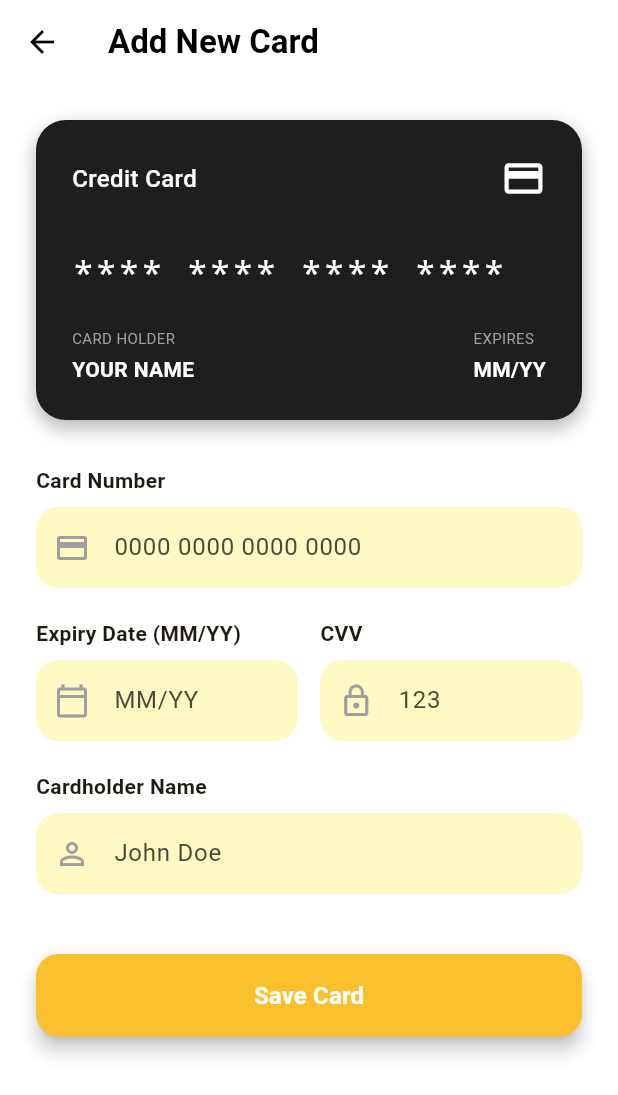
After one commit to Syahzzzz/MedSenseProject, a Flutter app: the AddCardView screen opened directly, on a phone screen of 412 x 824 dp. The commit adds this screen. Shown: the top 1095 px of the screen. Run offline on Flutter 3.47's test engine with Material 3 defaults, Android fonts, the phone set to English and light mode, and no system bars; our stand-ins replace image_picker, permission_handler, shared_preferences, supabase_flutter; accounts and stored records are empty.

Commit message:
add/credit?debit

```diff
--- /dev/null
+++ b/med_sense_application/lib/add_card_view.dart
@@ -0,0 +1,416 @@
+import 'package:flutter/material.dart';
+import 'package:flutter/services.dart';
+import 'package:shared_preferences/shared_preferences.dart';
+import 'translations.dart';
+
+class AddCardView extends StatefulWidget {
+  const AddCardView({super.key});
+
+  @override
+  State<AddCardView> createState() => _AddCardViewState();
+}
+
+class _AddCardViewState extends State<AddCardView> {
+  final _formKey = GlobalKey<FormState>();
+
+  // Controllers
+  final _cardNumberController = TextEditingController();
+  final _expiryController = TextEditingController();
+  final _cvvController = TextEditingController();
+  final _nameController = TextEditingController();
+
+  bool _isLoading = false;
+
+  // Colors from theme
+  final Color _primaryYellow = const Color(0xFFFBC02D);
+  final Color _lightYellowInput = const Color(0xFFFFF9C4);
+
+  @override
+  void initState() {
+    super.initState();
+    _loadSavedCard();
+  }
+
+  @override
+  void dispose() {
+    _cardNumberController.dispose();
+    _expiryController.dispose();
+    _cvvController.dispose();
+    _nameController.dispose();
+    super.dispose();
+  }
+
+  // --- Load saved card details from SharedPreferences ---
+  Future<void> _loadSavedCard() async {
+    final prefs = await SharedPreferences.getInstance();
+    if (mounted) {
+      setState(() {
+        _cardNumberController.text = prefs.getString('card_number') ?? '';
+        _expiryController.text = prefs.getString('card_expiry') ?? '';
+        _cvvController.text = prefs.getString('card_cvv') ?? '';
+        _nameController.text = prefs.getString('card_holder_name') ?? '';
+      });
+    }
+  }
+
+  // --- Save card details to SharedPreferences ---
+  Future<void> _handleSave() async {
+    if (_formKey.currentState!.validate()) {
+      setState(() => _isLoading = true);
+
+      // Save to local device storage
+      final prefs = await SharedPreferences.getInstance();
+      await prefs.setString('card_number', _cardNumberController.text);
+      await prefs.setString('card_expiry', _expiryController.text);
+      await prefs.setString('card_cvv', _cvvController.text);
+      await prefs.setString('card_holder_name', _nameController.text);
+
+      // Simulate a brief network/processing delay for better UX
+      await Future.delayed(const Duration(seconds: 1));
+
+      if (mounted) {
+        setState(() => _isLoading = false);
+
+        ScaffoldMessenger.of(context).showSnackBar(
+          SnackBar(
+            content: Text(AppTranslations.get('card_saved_msg')),
+            backgroundColor: Colors.green,
+          ),
+        );
+
+        Navigator.pop(context);
+      }
+    } else {
+      ScaffoldMessenger.of(context).showSnackBar(
+        SnackBar(
+          content: Text(AppTranslations.get('invalid_form')),
+          backgroundColor: Colors.redAccent,
+        ),
+      );
+    }
+  }
+
+  @override
+  Widget build(BuildContext context) {
+    return Scaffold(
+      backgroundColor: Colors.white,
+      appBar: AppBar(
+        title: Text(
+          AppTranslations.get('add_new_card'),
+          style: const TextStyle(fontWeight: FontWeight.bold, color: Colors.black),
+        ),
+        backgroundColor: Colors.white,
+        elevation: 0,
+        leading: IconButton(
+          icon: const Icon(Icons.arrow_back, color: Colors.black),
+          onPressed: () => Navigator.pop(context),
+        ),
+      ),
+      body: SingleChildScrollView(
+        padding: const EdgeInsets.all(24.0),
+        child: Form(
+          key: _formKey,
+          child: Column(
+            crossAxisAlignment: CrossAxisAlignment.start,
+            children: [
+              // --- Card Visual Mockup ---
+              Container(
+                height: 200,
+                width: double.infinity,
+                padding: const EdgeInsets.all(24),
+                decoration: BoxDecoration(
+                  color: const Color(0xFF1E1E1E), // Matte Black look
+                  borderRadius: BorderRadius.circular(20),
+                  boxShadow: [
+                    BoxShadow(
+                      color: Colors.black.withValues(alpha: 0.3),
+                      blurRadius: 10,
+                      offset: const Offset(0, 5),
+                    ),
+                  ],
+                ),
+                child: Column(
+                  crossAxisAlignment: CrossAxisAlignment.start,
+                  mainAxisAlignment: MainAxisAlignment.spaceBetween,
+                  children: [
+                    const Row(
+                      mainAxisAlignment: MainAxisAlignment.spaceBetween,
+                      children: [
+                        Text(
+                          "Credit Card",
+                          style: TextStyle(color: Colors.white, fontSize: 16, fontWeight: FontWeight.w500),
+                        ),
+                        Icon(Icons.credit_card, color: Colors.white, size: 30),
+                      ],
+                    ),
+                    Column(
+                      crossAxisAlignment: CrossAxisAlignment.start,
+                      children: [
+                        // Dynamic Card Number Preview
+                        Text(
+                          _cardNumberController.text.isEmpty
+                              ? "**** **** **** ****"
+                              : _cardNumberController.text,
+                          style: const TextStyle(
+                            color: Colors.white,
+                            fontSize: 22,
+                            letterSpacing: 2,
+                            fontFamily: 'Courier', // Monospace for alignment
+                          ),
+                        ),
+                        const SizedBox(height: 20),
+                        Row(
+                          mainAxisAlignment: MainAxisAlignment.spaceBetween,
+                          children: [
+                            Column(
+                              crossAxisAlignment: CrossAxisAlignment.start,
+                              children: [
+                                const Text("CARD HOLDER", style: TextStyle(color: Colors.grey, fontSize: 10)),
+                                const SizedBox(height: 4),
+                                Text(
+                                  _nameController.text.isEmpty
+                                      ? "YOUR NAME"
+                                      : _nameController.text.toUpperCase(),
+                                  style: const TextStyle(color: Colors.white, fontWeight: FontWeight.bold),
+                                ),
+                              ],
+                            ),
+                            Column(
+                              crossAxisAlignment: CrossAxisAlignment.start,
+                              children: [
+                                const Text("EXPIRES", style: TextStyle(color: Colors.grey, fontSize: 10)),
+                                const SizedBox(height: 4),
+                                Text(
+                                  _expiryController.text.isEmpty
+                                      ? "MM/YY"
+                                      : _expiryController.text,
+                                  style: const TextStyle(color: Colors.white, fontWeight: FontWeight.bold),
+                                ),
+                              ],
+                            ),
+                          ],
+                        )
+                      ],
+                    ),
+                  ],
+                ),
+              ),
+              const SizedBox(height: 30),
+
+              // --- Form Fields ---
+
+              // Card Number
+              Text(AppTranslations.get('card_number'), style: const TextStyle(fontWeight: FontWeight.bold)),
+              const SizedBox(height: 8),
+              _buildTextField(
+                controller: _cardNumberController,
+                hint: "0000 0000 0000 0000",
+                icon: Icons.credit_card_outlined,
+                keyboardType: TextInputType.number,
+                formatters: [
+                  FilteringTextInputFormatter.digitsOnly,
+                  CardNumberInputFormatter(), // Custom formatter for spaces
+                  LengthLimitingTextInputFormatter(19), // 16 digits + 3 spaces
+                ],
+                onChanged: (val) => setState(() {}), // Update preview
+                validator: (value) {
+                  if (value == null || value.length < 19) {
+                    return "Invalid card number";
+                  }
+                  return null;
+                },
+              ),
+
+              const SizedBox(height: 20),
+
+              Row(
+                children: [
+                  // Expiry
+                  Expanded(
+                    child: Column(
+                      crossAxisAlignment: CrossAxisAlignment.start,
+                      children: [
+                        Text(AppTranslations.get('expiry_date'), style: const TextStyle(fontWeight: FontWeight.bold)),
+                        const SizedBox(height: 8),
+                        _buildTextField(
+                          controller: _expiryController,
+                          hint: "MM/YY",
+                          icon: Icons.calendar_today_outlined,
+                          keyboardType: TextInputType.number,
+                          formatters: [
+                            FilteringTextInputFormatter.digitsOnly,
+                            ExpiryDateInputFormatter(), // Custom formatter for slash
+                            LengthLimitingTextInputFormatter(5), // MM/YY
+                          ],
+                          onChanged: (val) => setState(() {}), // Update preview
+                          validator: (value) {
+                            if (value == null || value.length < 5) return "Invalid";
+                            return null;
+                          },
+                        ),
+                      ],
+                    ),
+                  ),
+                  const SizedBox(width: 15),
+                  // CVV
+                  Expanded(
+                    child: Column(
+                      crossAxisAlignment: CrossAxisAlignment.start,
+                      children: [
+                        Text(AppTranslations.get('cvv'), style: const TextStyle(fontWeight: FontWeight.bold)),
+                        const SizedBox(height: 8),
+                        _buildTextField(
+                          controller: _cvvController,
+                          hint: "123",
+                          icon: Icons.lock_outline,
+                          keyboardType: TextInputType.number,
+                          isObscure: true,
+                          formatters: [
+                            FilteringTextInputFormatter.digitsOnly,
+                            LengthLimitingTextInputFormatter(4),
+                          ],
+                          validator: (value) {
+                            if (value == null || value.length < 3) return "Invalid";
+                            return null;
+                          },
+                        ),
+                      ],
+                    ),
+                  ),
+                ],
+              ),
+
+              const SizedBox(height: 20),
+
+              // Name
+              Text(AppTranslations.get('cardholder_name'), style: const TextStyle(fontWeight: FontWeight.bold)),
+              const SizedBox(height: 8),
+              _buildTextField(
+                controller: _nameController,
+                hint: "John Doe",
+                icon: Icons.person_outline,
+                keyboardType: TextInputType.name,
+                onChanged: (val) => setState(() {}), // Trigger rebuild to update card preview
+                validator: (value) {
+                  if (value == null || value.isEmpty) return "Name required";
+                  return null;
+                },
+              ),
+
+              const SizedBox(height: 40),
+
+              // Save Button
+              SizedBox(
+                width: double.infinity,
+                height: 55,
+                child: ElevatedButton(
+                  onPressed: _isLoading ? null : _handleSave,
+                  style: ElevatedButton.styleFrom(
+                    backgroundColor: _primaryYellow,
+                    foregroundColor: Colors.white,
+                    shape: RoundedRectangleBorder(borderRadius: BorderRadius.circular(15)),
+                    elevation: 5,
+                  ),
+                  child: _isLoading
+                    ? const CircularProgressIndicator(color: Colors.white)
+                    : Text(
+                        AppTranslations.get('save_card'),
+                        style: const TextStyle(fontSize: 16, fontWeight: FontWeight.bold),
+                      ),
+                ),
+              ),
+            ],
+          ),
+        ),
+      ),
+    );
+  }
+
+  Widget _buildTextField({
+    required TextEditingController controller,
+    required String hint,
+    required IconData icon,
+    TextInputType? keyboardType,
+    List<TextInputFormatter>? formatters,
+    String? Function(String?)? validator,
+    bool isObscure = false,
+    void Function(String)? onChanged,
+  }) {
+    return Container(
+      decoration: BoxDecoration(
+        color: _lightYellowInput,
+        borderRadius: BorderRadius.circular(15),
+      ),
+      child: TextFormField(
+        controller: controller,
+        keyboardType: keyboardType,
+        inputFormatters: formatters,
+        validator: validator,
+        obscureText: isObscure,
+        onChanged: onChanged,
+        decoration: InputDecoration(
+          hintText: hint,
+          prefixIcon: Icon(icon, color: Colors.grey),
+          border: InputBorder.none,
+          contentPadding: const EdgeInsets.symmetric(horizontal: 20, vertical: 15),
+          errorStyle: const TextStyle(height: 0, color: Colors.transparent),
+        ),
+      ),
+    );
+  }
+}
+
+// --- Custom Formatters ---
+
+class CardNumberInputFormatter extends TextInputFormatter {
+  @override
+  TextEditingValue formatEditUpdate(
+      TextEditingValue oldValue, TextEditingValue newValue) {
+    if (newValue.selection.baseOffset == 0) {
+      return newValue;
+    }
+
+    String inputData = newValue.text;
+    StringBuffer buffer = StringBuffer();
+
+    for (var i = 0; i < inputData.length; i++) {
+      buffer.write(inputData[i]);
+      int index = i + 1;
+      if (index % 4 == 0 && inputData.length != index) {
+        buffer.write(" "); // Add space after every 4 digits
+      }
+    }
+
+    return TextEditingValue(
+      text: buffer.toString(),
+      selection: TextSelection.collapsed(offset: buffer.toString().length),
+    );
+  }
+}
+
+class ExpiryDateInputFormatter extends TextInputFormatter {
+  @override
+  TextEditingValue formatEditUpdate(
+      TextEditingValue oldValue, TextEditingValue newValue) {
+    var newText = newValue.text;
+
+    if (newValue.selection.baseOffset == 0) {
+      return newValue;
+    }
+
+    var buffer = StringBuffer();
+    for (int i = 0; i < newText.length; i++) {
+      buffer.write(newText[i]);
+      var nonZeroIndex = i + 1;
+      // Add slash after 2nd char if it's not already there
+      if (nonZeroIndex % 2 == 0 && nonZeroIndex != newText.length) {
+        buffer.write('/');
+      }
+    }
+
+    var string = buffer.toString();
+    return newValue.copyWith(
+        text: string,
+        selection: TextSelection.collapsed(offset: string.length));
+  }
+}
--- a/med_sense_application/lib/profile_view.dart
+++ b/med_sense_application/lib/profile_view.dart
@@ -7,6 +7,7 @@ import 'edit_profile_view.dart';
 import 'change_password_view.dart';
 import 'translations.dart';
 import 'language_selector_widget.dart';
+import 'add_card_view.dart';
 
 class ProfileView extends StatefulWidget {
   const ProfileView({super.key});
@@ -266,9 +267,6 @@ class _ProfileViewState extends State<ProfileView> {
     await prefs.remove('remember_me_password');
     await prefs.setBool('remember_me_status', false);
 
-    // Or clear everything if that is preferred
-    // await prefs.clear();
-
     await _supabase.auth.signOut();
 
     if (mounted) {
@@ -361,6 +359,18 @@ class _ProfileViewState extends State<ProfileView> {
               },
             ),
 
+            // --- NEW: Payment Methods Menu Item ---
+            _buildMenuTile(
+              icon: Icons.payment,
+              title: AppTranslations.get('payment_methods'),
+              onTap: () {
+                Navigator.push(
+                  context,
+                  MaterialPageRoute(builder: (context) => const AddCardView()),
+                );
+              },
+            ),
+
             const Divider(height: 30),
 
             SwitchListTile(
@@ -383,7 +393,7 @@ class _ProfileViewState extends State<ProfileView> {
               width: double.infinity,
               height: 55,
               child: ElevatedButton(
-                onPressed: _showLogoutConfirmation, // Updated to show dialog
+                onPressed: _showLogoutConfirmation,
                 style: ElevatedButton.styleFrom(
                   backgroundColor: Colors.red[50],
                   foregroundColor: Colors.red,
--- a/med_sense_application/lib/signup.dart
+++ b/med_sense_application/lib/signup.dart
@@ -17,7 +17,7 @@ class _SignupPageState extends State<SignupPage> {
   // Android Emulator: 'http://10.0.2.2:8000/signup'
   // iOS Simulator: 'http://127.0.0.1:8000/signup'
   // Real Device: 'http://YOUR_LOCAL_IP:8000/signup'
-  final String _apiUrl = 'http://10.0.2.2:8000/signup';
+  final String _apiUrl = 'http://192.168.0.17:8000/signup';
 
   final _fullNameController = TextEditingController();
   final _emailController = TextEditingController();
--- a/med_sense_application/lib/translations.dart
+++ b/med_sense_application/lib/translations.dart
@@ -141,6 +141,17 @@ class AppTranslations {
       'enter_new_pass': 'Enter new password',
       'reenter_new_pass': 'Re-enter new password',
       'select_birthday': 'Select Birthday',
+
+      // --- Payment / Cards ---
+      'payment_methods': 'Payment Methods',
+      'add_new_card': 'Add New Card',
+      'card_number': 'Card Number',
+      'expiry_date': 'Expiry Date (MM/YY)',
+      'cvv': 'CVV',
+      'cardholder_name': 'Cardholder Name',
+      'save_card': 'Save Card',
+      'card_saved_msg': 'Card saved successfully!',
+      'invalid_form': 'Please check your card details',
 
       // --- Review & Confirm ---
       'review_confirm': 'Review and confirm',
@@ -286,6 +297,17 @@ class AppTranslations {
       'reenter_new_pass': 'Masukkan semula kata laluan baru',
       'select_birthday': 'Pilih Hari Jadi',
 
+      // --- Payment / Cards ---
+      'payment_methods': 'Kaedah Pembayaran',
+      'add_new_card': 'Tambah Kad Baru',
+      'card_number': 'Nombor Kad',
+      'expiry_date': 'Tarikh Luput (BB/TT)',
+      'cvv': 'CVV',
+      'cardholder_name': 'Nama Pemegang Kad',
+      'save_card': 'Simpan Kad',
+      'card_saved_msg': 'Kad berjaya disimpan!',
+      'invalid_form': 'Sila semak maklumat kad anda',
+
       // --- Review & Confirm ---
       'review_confirm': 'Semak dan Sahkan',
       'with': 'bersama',
@@ -430,6 +452,17 @@ class AppTranslations {
       'reenter_new_pass': '重新输入新密码',
       'select_birthday': '选择生日',
 
+      // --- Payment / Cards ---
+      'payment_methods': '支付方式',
+      'add_new_card': '添加新卡',
+      'card_number': '卡号',
+      'expiry_date': '有效期 (月/年)',
+      'cvv': 'CVV',
+      'cardholder_name': '持卡人姓名',
+      'save_card': '保存卡片',
+      'card_saved_msg': '卡片保存成功！',
+      'invalid_form': '请检查您的卡片信息',
+
       // --- Review & Confirm ---
       'review_confirm': '审查并确认',
       'with': '与',
```
